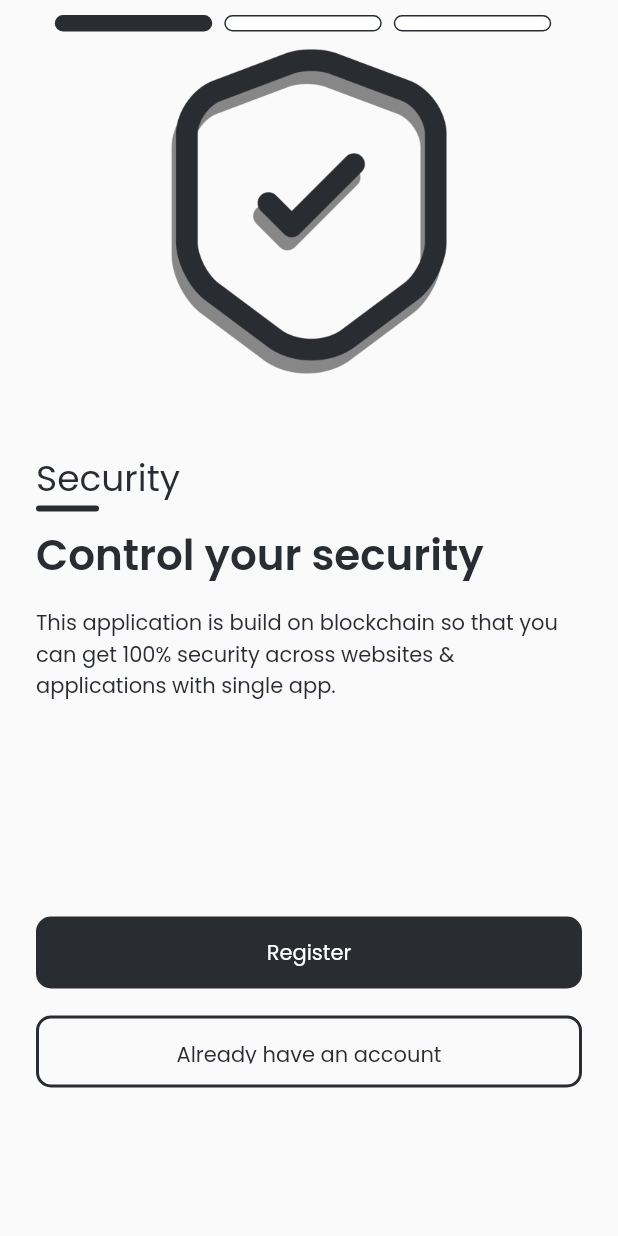
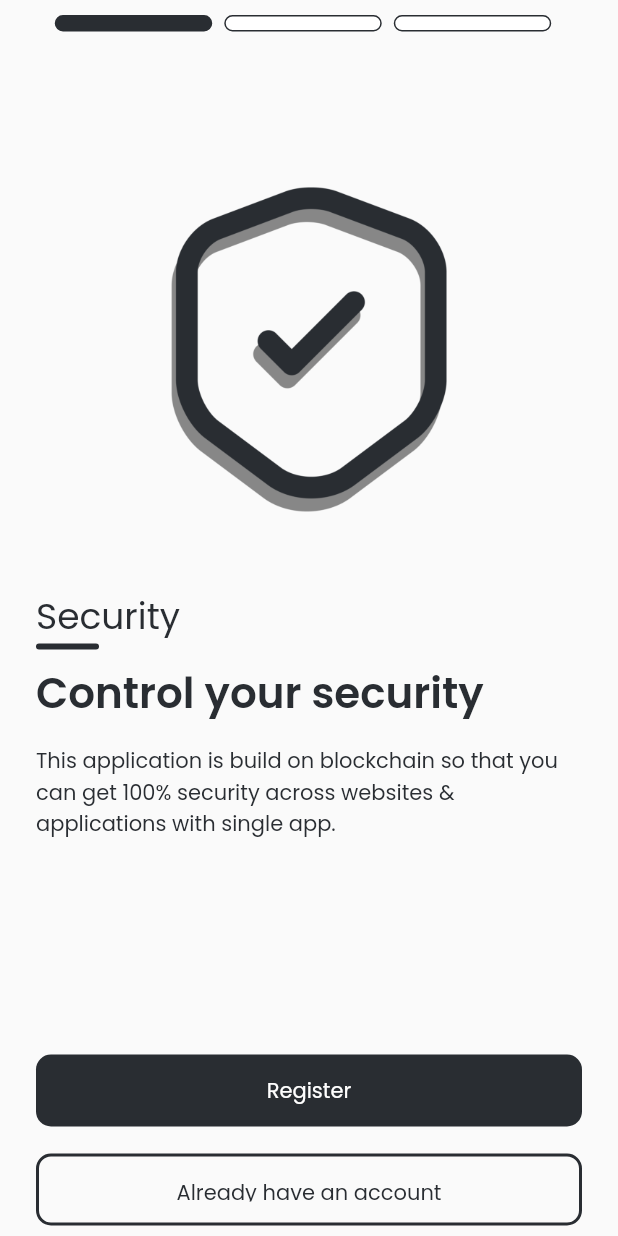
Before and after one commit to iamtoricool/Passlock, a Flutter app: the screen it shows after launch, on a phone screen of 412 x 824 dp. Run offline on Flutter 3.47's test engine with Material 2 defaults, Android fonts, the phone set to English and light mode, and no system bars; our stand-ins replace google_fonts.

Commit message:
Modified PageView.builder design

```diff
--- a/lib/ui/app_theme/design_constants.dart
+++ b/lib/ui/app_theme/design_constants.dart
@@ -76,6 +76,9 @@ class _OnboardItemsState extends State<OnboardItems> {
               ...List.generate(
                   screenInfo.length, (index) => dotIndicator(index, context))
             ],
+          ),
+          const SizedBox(
+            height: 92,
           ),
           Container(
             alignment: Alignment.center,
```
